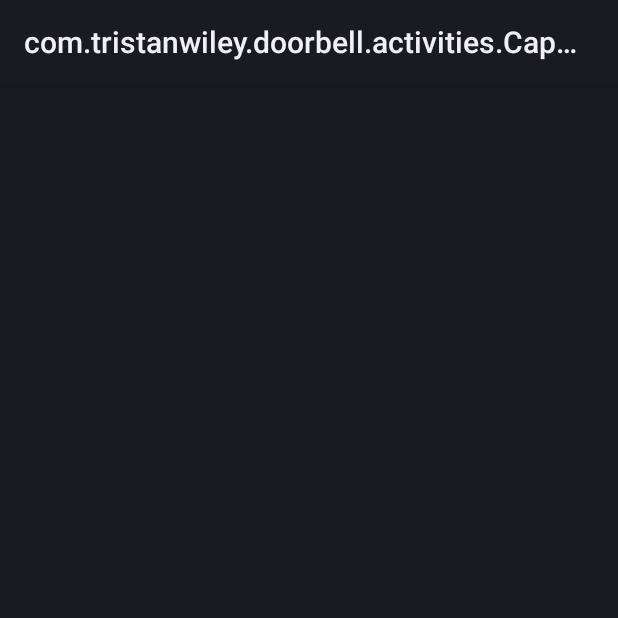
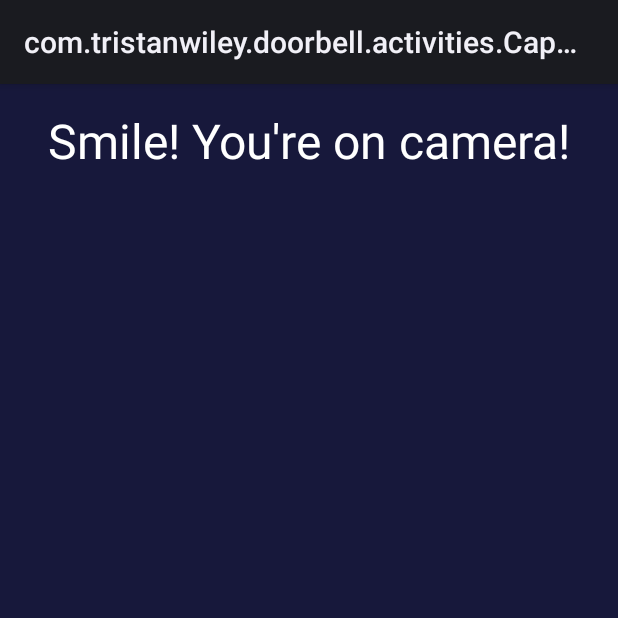
Before and after one commit to TristanWiley/Doorbell-Things, an Android app: the screen it shows after launch (CaptureActivity), after a tap on "DING DONG", on a phone screen of 412 x 824 dp, the top half of it. Run offline under Robolectric (Android 15) with nearby library versions, the light colour scheme and no system bars; libraries missing offline, so code that uses them is left out: com.google.android.things, org.jetbrains.anko; 2 statements that could not run were skipped.

Commit message:
Wow such commit

```diff
--- a/app/src/main/java/com/tristanwiley/doorbell/activities/CaptureActivity.kt
+++ b/app/src/main/java/com/tristanwiley/doorbell/activities/CaptureActivity.kt
@@ -25,6 +25,7 @@ class CaptureActivity : Activity() {
     /** Image dimensions required by TF model  */
     private val TF_INPUT_IMAGE_WIDTH = 224
     private val TF_INPUT_IMAGE_HEIGHT = 224
+    private var cameraOpen = false
     val handler = Handler()
 
     override fun onCreate(savedInstanceState: Bundle?) {
@@ -35,7 +36,7 @@ class CaptureActivity : Activity() {
         val delay = 1L
         handler.postDelayed(object : Runnable {
             override fun run() {
-                loadPhoto()
+                if (cameraOpen) loadPhoto()
                 handler.postDelayed(this, delay)
             }
         }, delay)
@@ -47,6 +48,7 @@ class CaptureActivity : Activity() {
     }
 
     private fun initCamera() {
+        cameraOpen = true
         mImagePreprocessor = ImagePreprocessor(
                 PREVIEW_IMAGE_WIDTH, PREVIEW_IMAGE_HEIGHT,
                 TF_INPUT_IMAGE_WIDTH, TF_INPUT_IMAGE_HEIGHT)
@@ -85,6 +87,7 @@ class CaptureActivity : Activity() {
      * Clean up resources used by the camera.
      */
     private fun closeCamera() {
+        cameraOpen = false
         mCameraHandler.shutDown()
     }
 
@@ -93,7 +96,7 @@ class CaptureActivity : Activity() {
      * When done, the method [.onPhotoReady] must be called with the image.
      */
     private fun loadPhoto() {
-        mCameraHandler.takePicture()
+        if (cameraOpen) mCameraHandler.takePicture()
     }
 
 }
--- a/app/src/main/java/com/tristanwiley/doorbell/camera/CameraHandler.java
+++ b/app/src/main/java/com/tristanwiley/doorbell/camera/CameraHandler.java
@@ -124,6 +124,7 @@ public class CameraHandler {
      * Execute a new capture request within the active session
      */
     private void triggerImageCapture() {
+        if (!initialized) return;
         try {
             final CaptureRequest.Builder captureBuilder =
                     mCameraDevice.createCaptureRequest(CameraDevice.TEMPLATE_STILL_CAPTURE);
--- a/app/src/main/res/drawable/roundbutton.xml
+++ b/app/src/main/res/drawable/roundbutton.xml
@@ -2,7 +2,7 @@
 <selector xmlns:android="http://schemas.android.com/apk/res/android">
     <item>
         <shape android:shape="oval">
-            <solid android:color="#faf"/>
+            <solid android:color="#FF4F79"/>
             <size android:width="150dp" android:height="150dp"/>
         </shape>
     </item>
--- a/app/src/main/res/layout/activity_calling.xml
+++ b/app/src/main/res/layout/activity_calling.xml
@@ -4,15 +4,29 @@
     xmlns:tools="http://schemas.android.com/tools"
     android:layout_width="match_parent"
     android:layout_height="match_parent"
+    android:background="@color/colorPrimary"
     tools:context=".activities.CaptureActivity">
 
-    <ImageView
-        android:id="@+id/imageView"
-        android:layout_width="match_parent"
-        android:layout_height="match_parent"
-        app:layout_constraintBottom_toBottomOf="parent"
+    <TextView
+        android:id="@+id/textView"
+        android:layout_width="wrap_content"
+        android:layout_height="wrap_content"
+        android:layout_marginTop="16dp"
+        android:text="Smile! You're on camera!"
+        android:textSize="32sp"
+        android:textColor="@color/white"
         app:layout_constraintEnd_toEndOf="parent"
         app:layout_constraintStart_toStartOf="parent"
         app:layout_constraintTop_toTopOf="parent" />
 
+    <ImageView
+        android:id="@+id/imageView"
+        android:layout_width="0dp"
+        android:layout_height="wrap_content"
+        android:layout_marginBottom="16dp"
+        app:layout_constraintBottom_toBottomOf="parent"
+        app:layout_constraintEnd_toEndOf="parent"
+        app:layout_constraintStart_toStartOf="parent"
+        app:layout_constraintTop_toBottomOf="@+id/textView" />
+
 </android.support.constraint.ConstraintLayout>
--- a/app/src/main/res/layout/activity_main.xml
+++ b/app/src/main/res/layout/activity_main.xml
@@ -4,6 +4,7 @@
     xmlns:tools="http://schemas.android.com/tools"
     android:layout_width="match_parent"
     android:layout_height="match_parent"
+    android:background="@color/colorPrimary"
     tools:context=".MainActivity">
 
     <Button
--- a/app/src/main/res/values/colors.xml
+++ b/app/src/main/res/values/colors.xml
@@ -1,6 +1,8 @@
 <?xml version="1.0" encoding="utf-8"?>
 <resources>
-    <color name="colorPrimary">#3F51B5</color>
-    <color name="colorPrimaryDark">#303F9F</color>
-    <color name="colorAccent">#FF4081</color>
+    <color name="colorPrimary">#17183B</color>
+    <color name="colorPrimaryDark">#11122B</color>
+    <color name="colorAccent">#FF4F79</color>
+
+    <color name="white">#ffffff</color>
 </resources>
```
